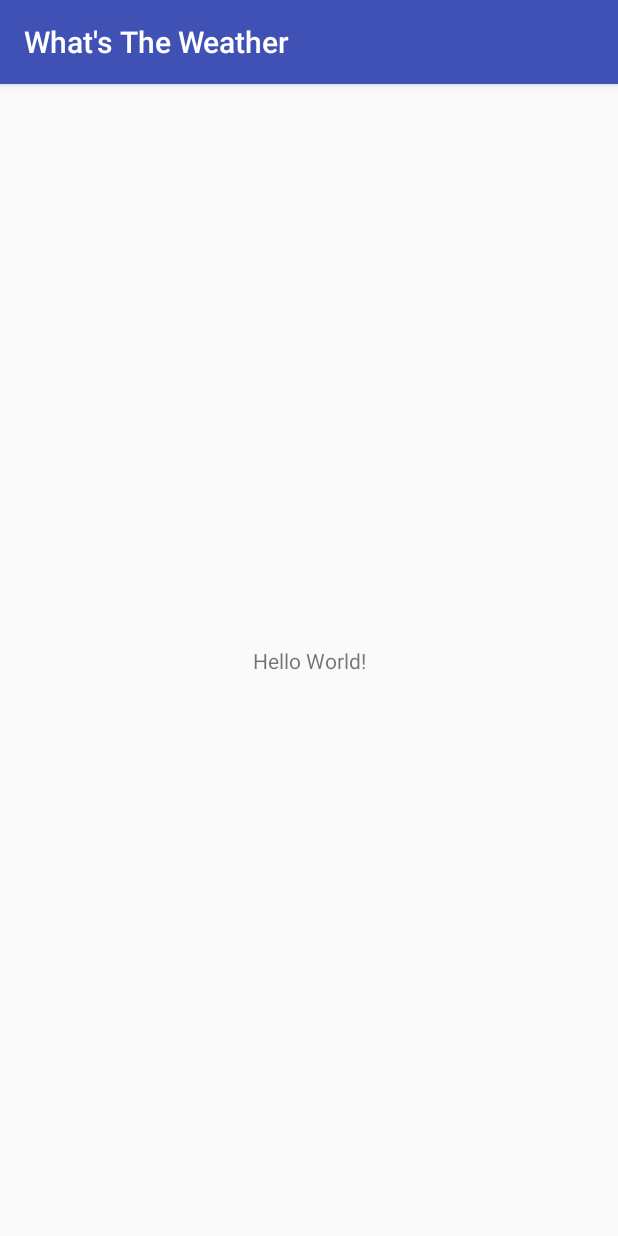
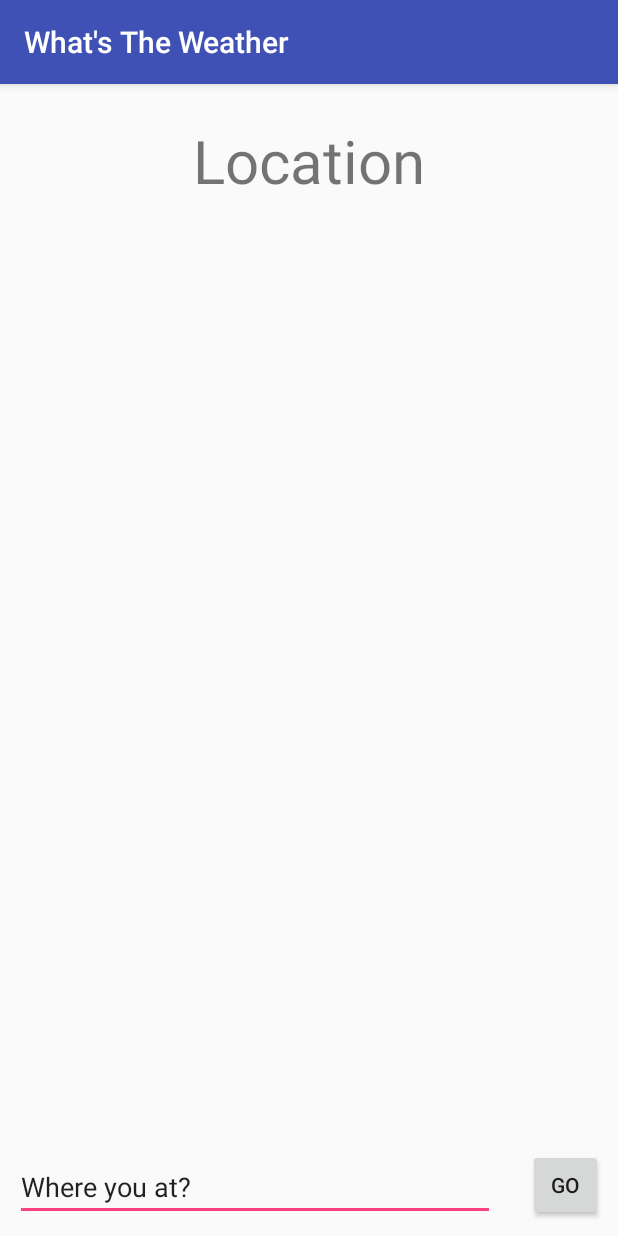
Before and after one commit to mehooliyo/whats-the-weather, an Android app: the screen it shows after launch (MainActivity), on a phone screen of 412 x 824 dp. Run offline under Robolectric (Android 15) with nearby library versions, the phone set to English and light mode, and no system bars.

Commit message:
Create layout template

```diff
--- a/app/src/main/res/layout/activity_main.xml
+++ b/app/src/main/res/layout/activity_main.xml
@@ -6,13 +6,63 @@
     android:layout_height="match_parent"
     tools:context="com.example.mehul.whatstheweather.MainActivity">
 
-    <TextView
-        android:layout_width="wrap_content"
-        android:layout_height="wrap_content"
-        android:text="Hello World!"
-        app:layout_constraintBottom_toBottomOf="parent"
-        app:layout_constraintLeft_toLeftOf="parent"
-        app:layout_constraintRight_toRightOf="parent"
-        app:layout_constraintTop_toTopOf="parent" />
+    <LinearLayout
+        android:layout_width="fill_parent"
+        android:layout_height="fill_parent"
+        android:layout_margin="10sp"
+        android:orientation="vertical">
+
+        <TextView
+            android:id="@+id/textLocHeader"
+            android:layout_width="match_parent"
+            android:layout_height="0sp"
+            android:layout_weight="1"
+            android:gravity="center"
+            android:text="Location"
+            android:textSize="40sp" />
+
+        <GridLayout
+            android:id="@+id/main"
+            android:layout_width="match_parent"
+            android:layout_height="0sp"
+            android:layout_weight="4">
+
+        </GridLayout>
+
+        <LinearLayout
+            android:id="@+id/fiveday"
+            android:layout_width="match_parent"
+            android:layout_height="0sp"
+            android:layout_weight="3"
+            android:orientation="horizontal">
+
+        </LinearLayout>
+
+        <RelativeLayout
+            android:id="@+id/input"
+            android:layout_width="match_parent"
+            android:layout_height="0sp"
+            android:layout_weight="1">
+
+            <EditText
+                android:id="@+id/inputLocation"
+                android:layout_width="wrap_content"
+                android:layout_height="wrap_content"
+                android:layout_alignParentBottom="true"
+                android:layout_alignParentStart="true"
+                android:ems="15"
+                android:inputType="textPersonName"
+                android:text="@string/input_location" />
+
+            <Button
+                android:id="@+id/btnGo"
+                android:layout_width="50sp"
+                android:layout_height="wrap_content"
+                android:layout_alignParentBottom="true"
+                android:layout_alignParentEnd="true"
+                android:text="@string/btn_get_weather" />
+        </RelativeLayout>
+
+    </LinearLayout>
 
 </android.support.constraint.ConstraintLayout>
--- a/app/src/main/res/values/strings.xml
+++ b/app/src/main/res/values/strings.xml
@@ -1,3 +1,5 @@
 <resources>
     <string name="app_name">What\'s The Weather</string>
+    <string name="input_location">Where you at?</string>
+    <string name="btn_get_weather">Go</string>
 </resources>
```
